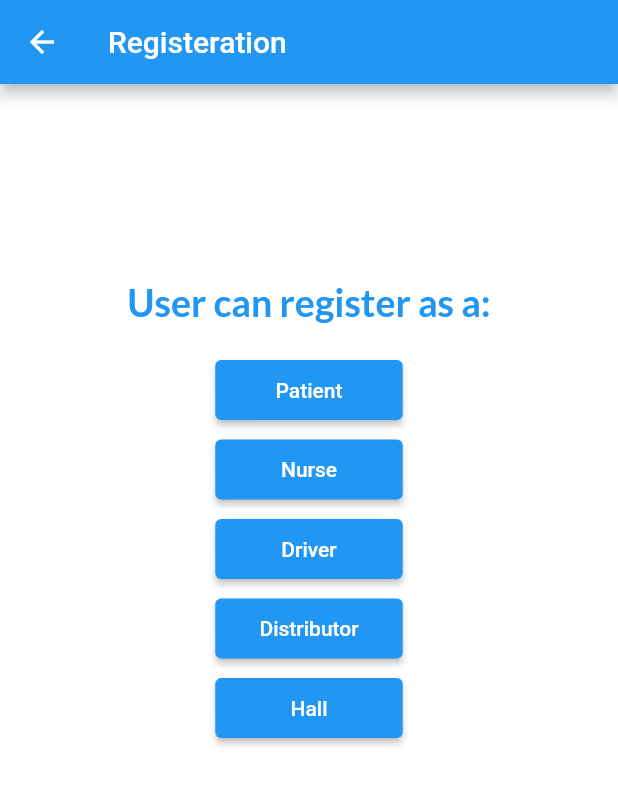
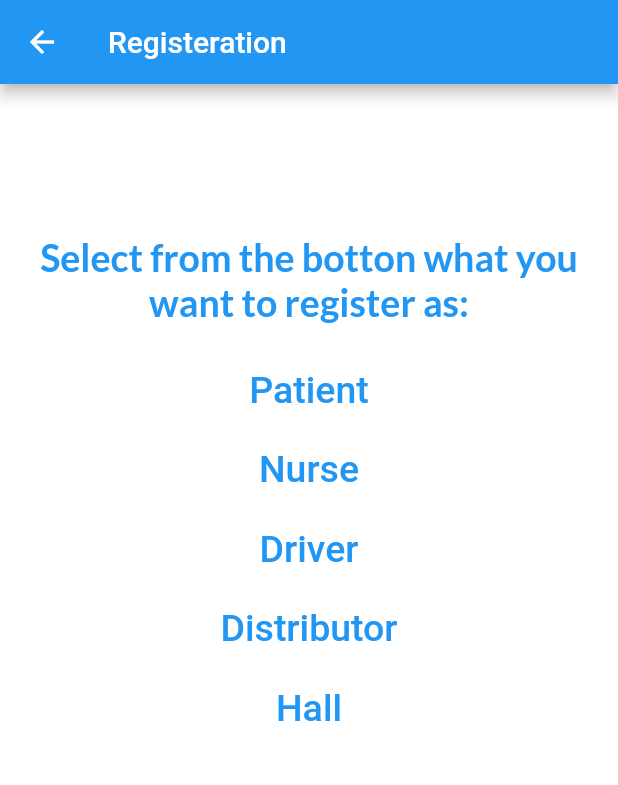
Before and after one commit to SibaGxolo/clinic_management_prototype, a Flutter app: the Register screen opened directly, on a phone screen of 412 x 824 dp. Shown: the top 785 px of the screen. Run offline on Flutter 3.47's test engine with Material 2 defaults, Android fonts, the phone set to English and light mode, and no system bars; our stand-ins replace google_fonts.

Commit message:
sibz work

```diff
--- a/lib/pages/register.dart
+++ b/lib/pages/register.dart
@@ -1,62 +1,72 @@
+// ignore_for_file: prefer_const_constructors, prefer_const_constructors_in_immutables
+
 import 'package:clinic_management_prototype/pages/patient.dart';
-import 'package:clinic_management_prototype/widgets/button.dart';
+
 import 'package:flutter/material.dart';
 import 'package:google_fonts/google_fonts.dart';
 
 class Register extends StatelessWidget {
-   Register ({Key? key}) : super(key: key);
+  Register({Key? key}) : super(key: key);
 
   @override
   Widget build(BuildContext context) {
     return Scaffold(
       backgroundColor: Colors.white,
-      appBar: AppBar( //kkm code
+      appBar: AppBar(
+        //kkm code
         title: Text('Registeration'),
       ),
       body: Center(
-     child: Column(
-       children: [
-         SizedBox(height: 130),
-         Text('User can register as a:',textAlign: TextAlign.center,
+        child: Column(children: [
+          SizedBox(height: 100),
+          Text('Select from the botton what you want to register as:',
+              textAlign: TextAlign.center,
               style: GoogleFonts.lato(
                 color: Colors.blue,
                 fontWeight: FontWeight.w700,
                 fontSize: 25,
               )),
-         SizedBox(height: 20,),
-        Button(
-             buttontext: 'Patient',
-             onPressed: ()
-             {
-                 Navigator.push(
-                 context,
-                 MaterialPageRoute(
-                builder: (context) => Patient()
-                ));
-               }),
+          SizedBox(
+            height: 20,
+          ),
+          UserChoice(
+              onPressed: () {
+                Navigator.push(context,
+                    MaterialPageRoute(builder: (context) => Patient()));
+              },
+              textbutton: 'Patient'),
           SizedBox(height: 5),
-        Button(buttontext: 'Nurse', onPressed: ()
-        {
-
-        }),
+          UserChoice(onPressed: () {}, textbutton: 'Nurse'),
           SizedBox(height: 5),
-        Button(buttontext: 'Driver', onPressed: ()
-        {
-
-        }),
+          UserChoice(onPressed: () {}, textbutton: 'Driver'),
           SizedBox(height: 5),
-        Button(buttontext: 'Distributor', onPressed: ()
-        {
-
-        }),
+          UserChoice(onPressed: () {}, textbutton: 'Distributor'),
           SizedBox(height: 5),
-        Button(buttontext: 'Hall', onPressed: ()
-        {
-
-        }),
-
+          UserChoice(onPressed: () {}, textbutton: 'Hall'),
         ]),
       ),
     );
-  }//kkm code
+  } //kkm code
 }
+
+class UserChoice extends StatelessWidget {
+  final GestureTapCallback onPressed;
+  final String textbutton;
+
+  const UserChoice({
+    Key? key,
+    required this.onPressed,
+    required this.textbutton,
+  }) : super(key: key);
+
+  @override
+  Widget build(BuildContext context) {
+    return TextButton(
+      onPressed: onPressed,
+      child: Text(
+        textbutton,
+        style: TextStyle(fontSize: 25),
+      ),
+    );
+  }
+}
```
Lines whose indentation alone changed are shown as unchanged.
